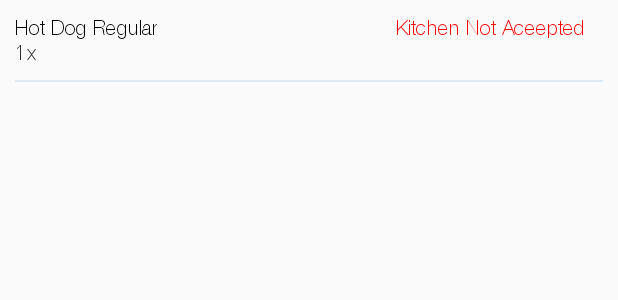
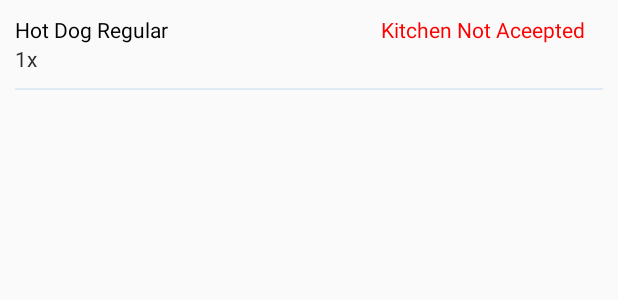
Before and after one commit to Kayuemkhan/Bhonjon-Restaurant-POS-, an Android app: the layout singlekitchenstatusitemlist.xml on its own in the app's theme, with its tools: preview values and no code run, on a phone screen of 412 x 824 dp. Shown: the top 300 px of the screen. Run offline under Robolectric (Android 15) with nearby library versions, the phone set to English and light mode, and no system bars.

Commit message:
kitchenStatusInfo Design and Data From API

```diff
--- a/app/src/main/res/layout/singlekitchenstatus.xml
+++ b/app/src/main/res/layout/singlekitchenstatus.xml
@@ -132,7 +132,7 @@
            android:layout_height="wrap_content"
            tools:itemCount="3"
            tools:listitem="@layout/singlekitchenstatusitemlist"
-
+            android:id="@+id/singlekitchenstatusitemlistrecylerview"
            />
 
     </LinearLayout>
--- a/app/src/main/res/layout/singlekitchenstatusitemlist.xml
+++ b/app/src/main/res/layout/singlekitchenstatusitemlist.xml
@@ -24,7 +24,7 @@
                     android:layout_width="wrap_content"
                     android:layout_height="wrap_content"
                     android:text="Hot Dog Regular"
-                    android:fontFamily="@font/helveticaneue"
+                    android:fontFamily="sans-serif"
                     android:textColor="@color/black" />
 
                 <TextView
@@ -32,7 +32,7 @@
                     android:layout_width="wrap_content"
                     android:layout_height="wrap_content"
                     android:text="1x"
-                    android:fontFamily="@font/helveticaneue"
+                    android:fontFamily="sans-serif"
                     android:textColor="@color/overlay_dark" />
 
 
@@ -53,7 +53,7 @@
                     android:layout_width="wrap_content"
                     android:layout_height="wrap_content"
                     android:text="Kitchen Not Aceepted"
-                    android:fontFamily="@font/helveticaneue"
+                    android:fontFamily="sans-serif"
                     android:textColor="#FD0000" />
             </LinearLayout>
         </LinearLayout>
```
Also changed, not shown: app/src/main/java/com/bdtask/bhojonrestaurantpos/adapters/KitchenStatuAdapter.java (+8 -0 lines), app/src/main/java/com/bdtask/bhojonrestaurantpos/adapters/KitchenStatusAdapterListAdapter.java (added, +54 -0 lines).
